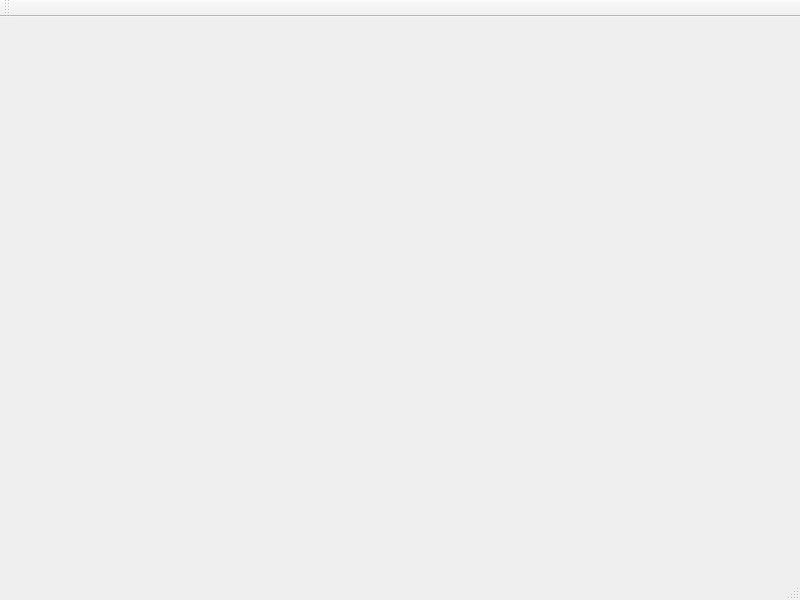
This is forms/mainwindow.ui in babmukgohazo/pmind as Qt 5 draws it before an edit. The edited form follows.
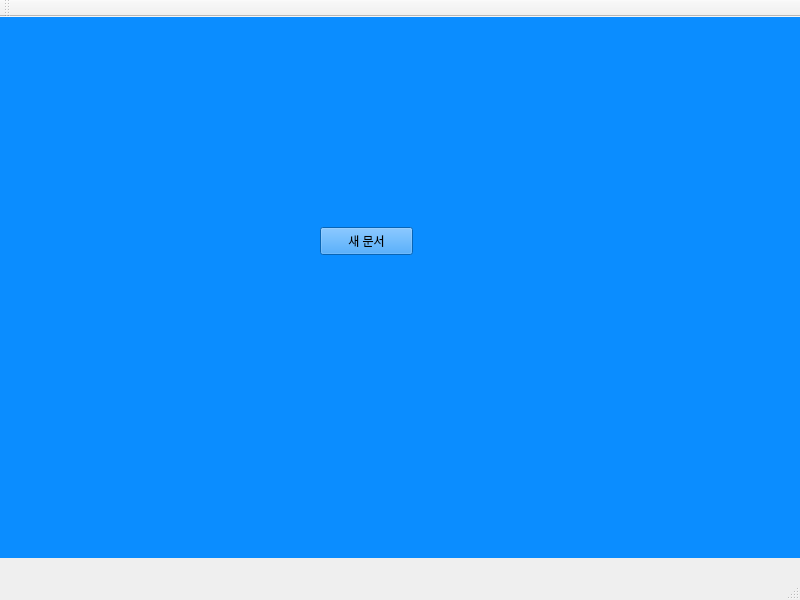
This is the edited form. Custom widgets are drawn as their Qt base class.

Commit message: mainWindow.ui 파일 수정 및 filemanage 통합

```diff
--- a/forms/mainwindow.ui
+++ b/forms/mainwindow.ui
@@ -17,6 +17,290 @@
    <property name="enabled">
     <bool>true</bool>
    </property>
+   <widget class="QPushButton" name="reDraw">
+    <property name="geometry">
+     <rect>
+      <x>530</x>
+      <y>500</y>
+      <width>261</width>
+      <height>31</height>
+     </rect>
+    </property>
+    <property name="text">
+     <string>Redraw</string>
+    </property>
+   </widget>
+   <widget class="QTabWidget" name="tabWidget">
+    <property name="geometry">
+     <rect>
+      <x>490</x>
+      <y>0</y>
+      <width>301</width>
+      <height>491</height>
+     </rect>
+    </property>
+    <property name="currentIndex">
+     <number>0</number>
+    </property>
+    <widget class="QWidget" name="tab">
+     <attribute name="title">
+      <string>Tab 1</string>
+     </attribute>
+     <layout class="QVBoxLayout" name="verticalLayout_2">
+      <item>
+       <layout class="QVBoxLayout" name="verticalLayout">
+        <property name="bottomMargin">
+         <number>20</number>
+        </property>
+        <item>
+         <widget class="QLabel" name="label">
+          <property name="sizePolicy">
+           <sizepolicy hsizetype="Preferred" vsizetype="Preferred">
+            <horstretch>0</horstretch>
+            <verstretch>0</verstretch>
+           </sizepolicy>
+          </property>
+          <property name="maximumSize">
+           <size>
+            <width>16777215</width>
+            <height>20</height>
+           </size>
+          </property>
+          <property name="baseSize">
+           <size>
+            <width>0</width>
+            <height>15</height>
+           </size>
+          </property>
+          <property name="text">
+           <string>TextLabel</string>
+          </property>
+         </widget>
+        </item>
+        <item>
+         <widget class="QFontComboBox" name="fontComboBox"/>
+        </item>
+        <item>
+         <layout class="QHBoxLayout" name="horizontalLayout">
+          <item>
+           <widget class="QPushButton" name="pushButton_3">
+            <property name="text">
+             <string>Bond</string>
+            </property>
+           </widget>
+          </item>
+          <item>
+           <widget class="QPushButton" name="pushButton_4">
+            <property name="text">
+             <string>color</string>
+            </property>
+           </widget>
+          </item>
+          <item>
+           <widget class="QPushButton" name="pushButton_2">
+            <property name="sizePolicy">
+             <sizepolicy hsizetype="Minimum" vsizetype="Fixed">
+              <horstretch>0</horstretch>
+              <verstretch>0</verstretch>
+             </sizepolicy>
+            </property>
+            <property name="text">
+             <string>italic</string>
+            </property>
+           </widget>
+          </item>
+         </layout>
+        </item>
+        <item>
+         <layout class="QHBoxLayout" name="horizontalLayout_2">
+          <item>
+           <widget class="QLabel" name="label_2">
+            <property name="maximumSize">
+             <size>
+              <width>50</width>
+              <height>16777215</height>
+             </size>
+            </property>
+            <property name="text">
+             <string>Size</string>
+            </property>
+            <property name="alignment">
+             <set>Qt::AlignCenter</set>
+            </property>
+           </widget>
+          </item>
+          <item>
+           <widget class="QSpinBox" name="spinBox"/>
+          </item>
+         </layout>
+        </item>
+       </layout>
+      </item>
+      <item>
+       <widget class="Line" name="line">
+        <property name="orientation">
+         <enum>Qt::Horizontal</enum>
+        </property>
+       </widget>
+      </item>
+      <item>
+       <layout class="QVBoxLayout" name="verticalLayout_3">
+        <item>
+         <widget class="QLabel" name="label_3">
+          <property name="maximumSize">
+           <size>
+            <width>16777215</width>
+            <height>20</height>
+           </size>
+          </property>
+          <property name="text">
+           <string>TextLabel</string>
+          </property>
+         </widget>
+        </item>
+        <item>
+         <layout class="QHBoxLayout" name="horizontalLayout_3">
+          <item>
+           <widget class="QPushButton" name="pushButton_8">
+            <property name="text">
+             <string>PushButton</string>
+            </property>
+           </widget>
+          </item>
+          <item>
+           <widget class="QPushButton" name="pushButton_7">
+            <property name="text">
+             <string>PushButton</string>
+            </property>
+           </widget>
+          </item>
+          <item>
+           <widget class="QPushButton" name="pushButton_6">
+            <property name="text">
+             <string>PushButton</string>
+            </property>
+           </widget>
+          </item>
+          <item>
+           <widget class="QPushButton" name="pushButton_5">
+            <property name="text">
+             <string>PushButton</string>
+            </property>
+           </widget>
+          </item>
+         </layout>
+        </item>
+       </layout>
+      </item>
+      <item>
+       <widget class="Line" name="line_2">
+        <property name="orientation">
+         <enum>Qt::Horizontal</enum>
+        </property>
+       </widget>
+      </item>
+      <item>
+       <layout class="QVBoxLayout" name="verticalLayout_4">
+        <item>
+         <widget class="QLabel" name="label_4">
+          <property name="text">
+           <string>TextLabel</string>
+          </property>
+         </widget>
+        </item>
+        <item>
+         <layout class="QHBoxLayout" name="horizontalLayout_4">
+          <item>
+           <widget class="QComboBox" name="comboBox"/>
+          </item>
+          <item>
+           <widget class="QPushButton" name="pushButton_10">
+            <property name="text">
+             <string>PushButton</string>
+            </property>
+           </widget>
+          </item>
+          <item>
+           <widget class="QPushButton" name="pushButton_9">
+            <property name="text">
+             <string>PushButton</string>
+            </property>
+           </widget>
+          </item>
+         </layout>
+        </item>
+       </layout>
+      </item>
+      <item>
+       <spacer name="verticalSpacer">
+        <property name="orientation">
+         <enum>Qt::Vertical</enum>
+        </property>
+        <property name="sizeHint" stdset="0">
+         <size>
+          <width>20</width>
+          <height>40</height>
+         </size>
+        </property>
+       </spacer>
+      </item>
+     </layout>
+    </widget>
+    <widget class="QWidget" name="tab_2">
+     <attribute name="title">
+      <string>Tab 2</string>
+     </attribute>
+     <layout class="QHBoxLayout" name="horizontalLayout_5">
+      <item>
+       <widget class="QTextEdit" name="textEdit"/>
+      </item>
+     </layout>
+    </widget>
+   </widget>
+   <widget class="QWidget" name="widget" native="true">
+    <property name="geometry">
+     <rect>
+      <x>0</x>
+      <y>-10</y>
+      <width>801</width>
+      <height>551</height>
+     </rect>
+    </property>
+    <property name="styleSheet">
+     <string notr="true">background-color: rgb(170, 255, 127);
+background-color: rgb(11, 141, 255);</string>
+    </property>
+    <widget class="QPushButton" name="pushButton_11">
+     <property name="geometry">
+      <rect>
+       <x>320</x>
+       <y>220</y>
+       <width>93</width>
+       <height>28</height>
+      </rect>
+     </property>
+     <property name="text">
+      <string>새 문서</string>
+     </property>
+    </widget>
+   </widget>
+   <widget class="MindmapView" name="graphicsView">
+    <property name="geometry">
+     <rect>
+      <x>10</x>
+      <y>20</y>
+      <width>471</width>
+      <height>501</height>
+     </rect>
+    </property>
+    <property name="styleSheet">
+     <string notr="true">background-color: rgb(170, 255, 127);</string>
+    </property>
+   </widget>
+   <zorder>reDraw</zorder>
+   <zorder>tabWidget</zorder>
+   <zorder>graphicsView</zorder>
+   <zorder>widget</zorder>
   </widget>
   <widget class="QMenuBar" name="menuBar">
    <property name="geometry">
@@ -47,6 +331,13 @@
   </action>
  </widget>
  <layoutdefault spacing="6" margin="11"/>
+ <customwidgets>
+  <customwidget>
+   <class>MindmapView</class>
+   <extends>QGraphicsView</extends>
+   <header>headers/mindmapview.h</header>
+  </customwidget>
+ </customwidgets>
  <resources/>
  <connections/>
 </ui>
```
The commit also changes 6 other files.
